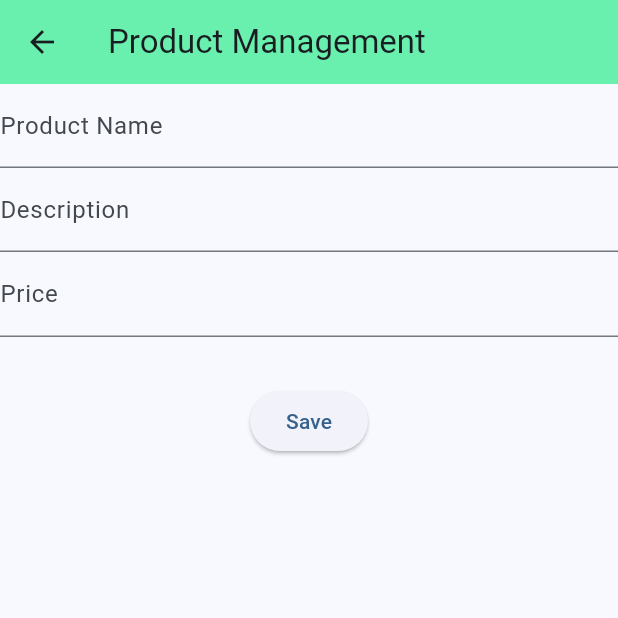
After one commit to Riandec/first-mobile-app, a Flutter app: the screen it shows after launch, after a tap on the "add" icon, on a phone screen of 412 x 824 dp, the top half of it. The commit adds this screen. Run offline on Flutter 3.47's test engine with Material 3 defaults, Android fonts, the phone set to English and light mode, and no system bars; our stand-ins replace weather_icons; network calls fail.

Commit message:
Update Week5

```diff
--- /dev/null
+++ b/lib/api/product_form.dart
@@ -0,0 +1,139 @@
+import 'package:flutter/material.dart';
+import 'package:http/http.dart' as http;
+import 'dart:convert';
+import 'package:first_application/models/product.dart';
+
+class ProductForm extends StatefulWidget {
+  final Product? product;
+  const ProductForm({super.key, this.product});
+
+  @override
+  State<ProductForm> createState() => _ProductFormState();
+}
+
+class _ProductFormState extends State<ProductForm> {
+  final _formKey = GlobalKey<FormState>();
+  final _nameController = TextEditingController();
+  final _descController = TextEditingController();
+  final _priceController = TextEditingController();
+  bool isLoading = false;
+  bool get isEditMode => widget.product != null;
+
+  @override
+  void initState() {
+    super.initState();
+    if (isEditMode) {
+      _nameController.text = widget.product!.name;
+      _descController.text = widget.product!.desc;
+      _priceController.text = widget.product!.price.toString();
+    }
+  }
+
+  Future<void> submitForm() async {
+    if (_formKey.currentState!.validate()) {
+      setState(() {
+        isLoading = true;
+      });
+
+      final productData = {
+        'name': _nameController.text,
+        "description": _descController.text,
+        "price": double.parse(_priceController.text),
+      };
+
+      try {
+        http.Response response;
+        if (isEditMode) {
+          // Put: Update
+          response = await http.put(
+            Uri.parse("http://localhost:8001/products/${widget.product!.id}"),
+            headers: {"Content-Type": "application/json"},
+            body: jsonEncode(productData),
+          );
+          // Post: Create
+        } else {
+          response = await http.post(
+            Uri.parse("http://localhost:8001/products"),
+            headers: {"Content-Type": "application/json"},
+            body: jsonEncode(productData),
+          );
+        }
+
+        if (response.statusCode == 200 || response.statusCode == 201) {
+          ScaffoldMessenger.of(context).showSnackBar(
+            const SnackBar(
+              content: Text('Save Successfully'),
+              backgroundColor: Colors.green
+            )
+          );
+          Navigator.of(context).pop(true);
+        } else {
+          throw Exception("Failed to save product");
+        }
+      } catch (e) {
+        print(e);
+      } finally {
+        setState(() {
+          isLoading = false;
+        });
+      }
+    }
+  }
+
+  @override
+  Widget build(BuildContext context) {
+    return Scaffold(
+      appBar: AppBar(
+        title: Text('Product Management'),
+        backgroundColor: Colors.greenAccent,
+      ),
+      body: Form(
+        key: _formKey,
+        child: Column(
+          children: [
+            TextFormField(
+              controller: _nameController,
+              decoration: const InputDecoration(labelText: 'Product Name'),
+              validator: (value) {
+                if (value == null || value.isEmpty) {
+                  return 'Please enter a product name';
+                }
+                return null;
+              },
+            ),
+            TextFormField(
+              controller: _descController,
+              decoration: const InputDecoration(labelText: 'Description'),
+              validator: (value) {
+                if (value == null || value.isEmpty) {
+                  return 'Please enter a description';
+                }
+                return null;
+              },
+            ),
+            TextFormField(
+              controller: _priceController,
+              decoration: const InputDecoration(labelText: 'Price', suffixText: '฿'),
+              keyboardType: const TextInputType.numberWithOptions(decimal: true),
+              validator: (value) {
+                if (value == null || value.isEmpty) {
+                  return 'Please enter a price';
+                }
+                if (double.tryParse(value) == null) {
+                  return 'Please enter a valid price';
+                }
+                return null;
+              },
+            ),
+            SizedBox(height: 32),
+            ElevatedButton(
+              onPressed: submitForm,
+
+              child: Text('Save'),
+            )
+          ],
+        )
+      )
+    );
+  }
+}
--- /dev/null
+++ b/lib/api/restapi_week5.dart
@@ -0,0 +1,190 @@
+import 'package:flutter/material.dart';
+import 'package:http/http.dart' as http;
+import 'dart:convert';
+import 'package:first_application/models/product.dart';
+import 'package:first_application/api/product_form.dart';
+
+class RestApi extends StatefulWidget {
+  const RestApi({super.key});
+
+  @override
+  State<RestApi> createState() => _RestApiState();
+}
+
+class _RestApiState extends State<RestApi> {
+  List<Product> productList = [];
+
+  @override
+  void initState() {
+    super.initState();
+    fetchData();
+  }
+
+  // Get
+  Future<void> fetchData() async {
+    try {
+      var response = await http.get(
+        Uri.parse('http://localhost:8001/products'),
+      );
+      if (response.statusCode == 200) {
+        List<dynamic> jsonList = jsonDecode(response.body);
+        setState(() {
+          productList = jsonList.map((item) => Product.fromJson(item)).toList();
+        });
+      } else {
+        throw Exception("Failed to load products");
+      }
+    } catch (e) {
+      print(e);
+    }
+  }
+
+  /*
+  // Post
+  Future<void> createProduct() async {
+    try {
+      var response = await http.post(
+        Uri.parse("http://localhost:8001/products"),
+        headers: {"Content-Type": "application/json"},
+        body: jsonEncode({
+          "name": "IPhone 5s",
+          "description": "Apple smartphone",
+          "price": 21999.00,
+        }),
+      );
+      if (response.statusCode == 201) {
+        // Your Code Here..
+      } else {
+        throw Exception("Failed to load products");
+      }
+    } catch (e) {
+      print(e);
+    }
+  }
+
+  // Put
+  Future<void> updateProduct({dynamic idUpdate = "44b7"}) async {
+    try {
+      var response = await http.put(
+        Uri.parse("http://localhost:8001/products/$idUpdate"),
+        headers: {"Content-Type": "application/json"},
+        body: jsonEncode({
+          "name": "iPhone 5 plus",
+          "description": "Apple smartphone",
+          "price": 34900.00,
+        }),
+      );
+      if (response.statusCode == 200) {
+        // Your Code Here..
+      } else {
+        throw Exception("Failed to load products");
+      }
+    } catch (e) {
+      print(e);
+    }
+  }
+  */
+
+  // Delete
+  Future<void> deleteProduct(String productId) async {
+    try {
+      var response = await http.delete(
+        Uri.parse("http://localhost:8001/products/$productId"),
+      );
+      if (response.statusCode == 200) {
+        ScaffoldMessenger.of(context).showSnackBar(
+          const SnackBar(
+            content: Text('Delete Successfully'),
+            backgroundColor: Colors.green,
+          ),
+        );
+        fetchData();
+      } else {
+        throw Exception("Failed to delete products");
+      }
+    } catch (e) {
+      print(e);
+    }
+  }
+
+  // Post & Put Navigation
+  void navigateToForm({Product? product}) async {
+    final result = await Navigator.push(
+      context,
+      MaterialPageRoute(builder: (context) => ProductForm(product: product)),
+    );
+    if (result == true) {
+      fetchData();
+    }
+  }
+
+  void confirmDelete(Product product) {
+    showDialog(
+      context: context,
+      builder: (BuildContext context) {
+        return AlertDialog(
+          title: Text('Confirm Delete?'),
+          content: Text('Are you sure to delete ${product.name}'),
+          actions: <Widget>[
+            TextButton(
+              child: const Text('Cancel'),
+              onPressed: () => Navigator.of(context).pop(),
+            ),
+            TextButton(
+              child: const Text('Yes, Delete', style: TextStyle(color: Colors.red)),
+              onPressed: () {
+                Navigator.of(context).pop();
+                deleteProduct(product.id.toString());
+              },
+            ),
+          ],
+        );
+      },
+    );
+  }
+
+  @override
+  Widget build(BuildContext context) {
+    return Scaffold(
+      appBar: AppBar(
+        title: const Text('Product List'),
+        backgroundColor: Colors.blue,
+        actions: [IconButton(icon: Icon(Icons.refresh), onPressed: fetchData)],
+      ),
+      body: Center(
+        child: ListView.separated(
+          itemCount: productList.length,
+          itemBuilder: (context, index) {
+            final product = productList[index];
+            return ListTile(
+              leading: Text(product.id.toString()),
+              title: Row(
+                children: [
+                  Text(product.name, style: TextStyle(fontWeight: FontWeight.bold)),
+                  IconButton(onPressed: () => navigateToForm(product: product), icon: Icon(Icons.edit, size: 15, color: Colors.blue))
+                ]
+              ),
+              subtitle: Text(product.desc),
+              trailing: Row(
+                mainAxisSize: MainAxisSize.min,
+                children: [
+                  Text('${product.price.toString()} ฿'),
+                  IconButton(onPressed: () => confirmDelete(product), icon: Icon(Icons.delete, size: 20, color: Colors.red))
+                ]
+              ),
+            );
+          },
+          separatorBuilder: (context, index) {
+            return const Divider();
+          },
+        ),
+      ),
+
+      floatingActionButton: FloatingActionButton(
+        onPressed: () => navigateToForm(),
+        child: Icon(Icons.add),
+        tooltip: 'Add Product',
+      ),
+    );
+  }
+}
--- a/lib/main.dart
+++ b/lib/main.dart
@@ -5,7 +5,8 @@ import 'package:flutter/material.dart';
 // import 'package:first_application/navigation/first_page.dart';
 // import 'package:first_application/navigation/second_page.dart';
 // import 'package:first_application/api/api_example.dart';
-import 'package:first_application/api/api_assignment.dart';
+// import 'package:first_application/api/api_assignment.dart';
+import 'package:first_application/api/restapi_week5.dart';
 
 void main() {
   runApp(const MyApp());
@@ -33,7 +34,7 @@ class MyApp extends StatelessWidget {
       },
       // If you use 'home', do not use 'initialRoute', its overlap
       */
-      home: const ApiAssign(),
+      home: const RestApi(),
     );
   }
 }
--- /dev/null
+++ b/lib/models/product.dart
@@ -0,0 +1,14 @@
+class Product {
+  int id;
+  String name;
+  String desc;
+  double price;
+
+  Product(this.id, this.name, this.desc, this.price);
+
+  Product.fromJson(Map<String, dynamic> json)
+    : id = json['id'],
+      name = json['name'],
+      desc = json['description'],
+      price = json['price'];
+}
```
Also changed, not shown: lib/api/api_example.dart (+9 -8 lines).
